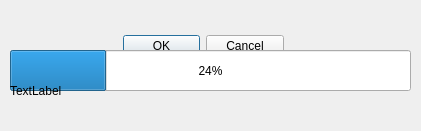
Old version of the form src/maven/forms/directinfusiondialog.ui in the repository eugenemel/maven.
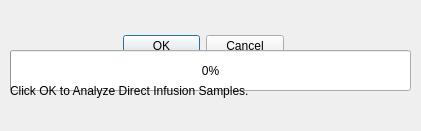
New version of the form.

Commit message: Issue 52: Updated DirectInfusionDialog UI.

The edit to the form file:
```diff
--- a/src/maven/forms/directinfusiondialog.ui
+++ b/src/maven/forms/directinfusiondialog.ui
@@ -2,6 +2,14 @@
 <ui version="4.0">
  <class>directInfusionDialog</class>
  <widget class="QDialog" name="directInfusionDialog">
+  <property name="geometry">
+   <rect>
+    <x>0</x>
+    <y>0</y>
+    <width>421</width>
+    <height>131</height>
+   </rect>
+  </property>
   <property name="windowTitle">
    <string>Dialog</string>
   </property>
@@ -31,7 +39,7 @@
     </rect>
    </property>
    <property name="value">
-    <number>24</number>
+    <number>0</number>
    </property>
   </widget>
   <widget class="QLabel" name="label">
@@ -44,7 +52,7 @@
     </rect>
    </property>
    <property name="text">
-    <string>TextLabel</string>
+    <string>Click OK to Analyze Direct Infusion Samples.</string>
    </property>
   </widget>
  </widget>
```
Left out of the diff: 5 changed lines with no effect on the pictures.
